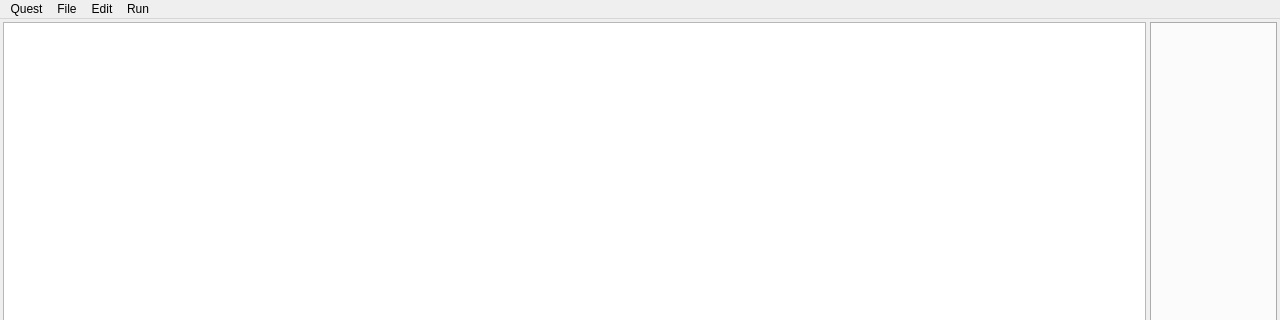
Old version of the form src/gui/main_window.ui in the repository solarus-games/solarus-quest-editor; both pictures show x 0 to 1280 and y 0 to 320 of the 1280 by 720 pixel window.
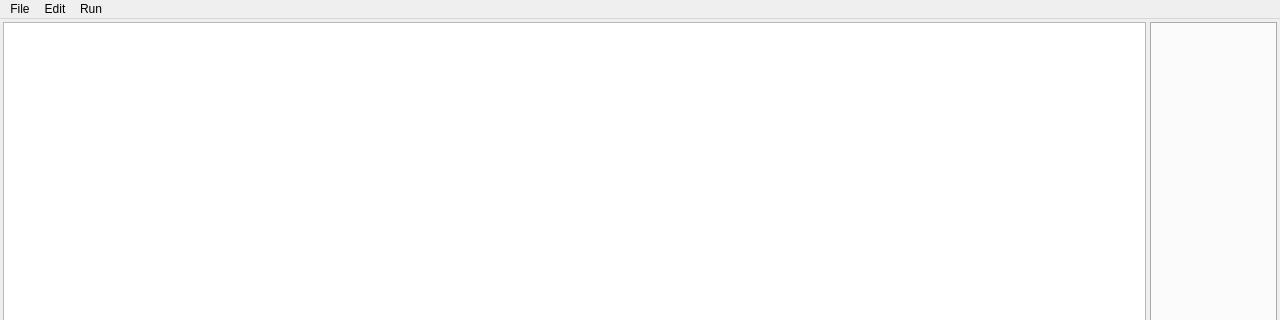
New version of the form. Custom widgets are drawn as their Qt base class.

Commit message: Merge menus Quest and File.

```diff
--- a/src/gui/main_window.ui
+++ b/src/gui/main_window.ui
@@ -62,7 +62,7 @@
    </property>
    <widget class="QMenu" name="menuQuest">
     <property name="title">
-     <string>Quest</string>
+     <string>File</string>
     </property>
     <addaction name="actionNew_quest"/>
     <addaction name="actionLoad_quest"/>
@@ -86,17 +86,7 @@
     </property>
     <addaction name="actionRun_quest"/>
    </widget>
-   <widget class="QMenu" name="menuFile">
-    <property name="title">
-     <string>File</string>
-    </property>
-    <addaction name="actionNew"/>
-    <addaction name="actionOpen"/>
-    <addaction name="actionClose"/>
-    <addaction name="actionSave"/>
-   </widget>
    <addaction name="menuQuest"/>
-   <addaction name="menuFile"/>
    <addaction name="menuEdit"/>
    <addaction name="menuRun"/>
   </widget>
```
Left out of the diff: 45 changed lines with no effect on the pictures.
